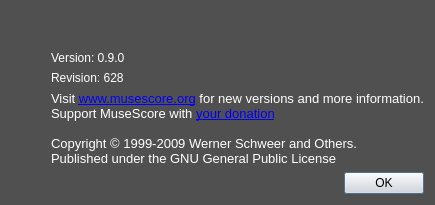
Old version of the form mscore/mscore/aboutbox.ui in the repository musescore/musescore-old.
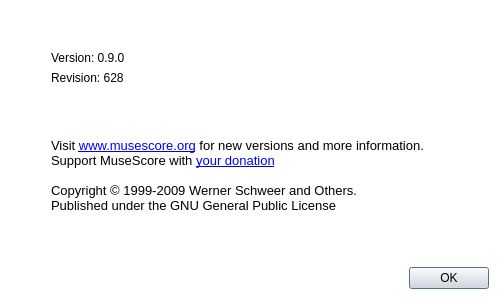
New version of the form. Icons and pictures are not drawn.

Patch:
```diff
--- a/mscore/mscore/aboutbox.ui
+++ b/mscore/mscore/aboutbox.ui
@@ -22,9 +22,9 @@
      <colorrole role="WindowText">
       <brush brushstyle="SolidPattern">
        <color alpha="255">
-        <red>255</red>
-        <green>255</green>
-        <blue>255</blue>
+        <red>0</red>
+        <green>0</green>
+        <blue>0</blue>
        </color>
       </brush>
      </colorrole>
@@ -76,9 +76,9 @@
      <colorrole role="Text">
       <brush brushstyle="SolidPattern">
        <color alpha="255">
-        <red>255</red>
-        <green>255</green>
-        <blue>255</blue>
+        <red>0</red>
+        <green>0</green>
+        <blue>0</blue>
        </color>
       </brush>
      </colorrole>
@@ -103,18 +103,18 @@
      <colorrole role="Base">
       <brush brushstyle="SolidPattern">
        <color alpha="255">
-        <red>80</red>
-        <green>80</green>
-        <blue>80</blue>
+        <red>255</red>
+        <green>255</green>
+        <blue>255</blue>
        </color>
       </brush>
      </colorrole>
      <colorrole role="Window">
       <brush brushstyle="SolidPattern">
        <color alpha="255">
-        <red>80</red>
-        <green>80</green>
-        <blue>80</blue>
+        <red>255</red>
+        <green>255</green>
+        <blue>255</blue>
        </color>
       </brush>
      </colorrole>
@@ -177,9 +177,9 @@
      <colorrole role="WindowText">
       <brush brushstyle="SolidPattern">
        <color alpha="255">
-        <red>255</red>
-        <green>255</green>
-        <blue>255</blue>
+        <red>0</red>
+        <green>0</green>
+        <blue>0</blue>
        </color>
       </brush>
      </colorrole>
@@ -231,9 +231,9 @@
      <colorrole role="Text">
       <brush brushstyle="SolidPattern">
        <color alpha="255">
-        <red>255</red>
-        <green>255</green>
-        <blue>255</blue>
+        <red>0</red>
+        <green>0</green>
+        <blue>0</blue>
        </color>
       </brush>
      </colorrole>
@@ -258,18 +258,18 @@
      <colorrole role="Base">
       <brush brushstyle="SolidPattern">
        <color alpha="255">
-        <red>80</red>
-        <green>80</green>
-        <blue>80</blue>
+        <red>255</red>
+        <green>255</green>
+        <blue>255</blue>
        </color>
       </brush>
      </colorrole>
      <colorrole role="Window">
       <brush brushstyle="SolidPattern">
        <color alpha="255">
-        <red>80</red>
-        <green>80</green>
-        <blue>80</blue>
+        <red>255</red>
+        <green>255</green>
+        <blue>255</blue>
        </color>
       </brush>
      </colorrole>
@@ -413,18 +413,18 @@
      <colorrole role="Base">
       <brush brushstyle="SolidPattern">
        <color alpha="255">
-        <red>80</red>
-        <green>80</green>
-        <blue>80</blue>
+        <red>255</red>
+        <green>255</green>
+        <blue>255</blue>
        </color>
       </brush>
      </colorrole>
      <colorrole role="Window">
       <brush brushstyle="SolidPattern">
        <color alpha="255">
-        <red>80</red>
-        <green>80</green>
-        <blue>80</blue>
+        <red>255</red>
+        <green>255</green>
+        <blue>255</blue>
        </color>
       </brush>
      </colorrole>
@@ -486,18 +486,9 @@
    </palette>
   </property>
   <property name="windowTitle">
-   <string>About MuseScore</string>
-  </property>
-  <property name="autoFillBackground">
-   <bool>true</bool>
-  </property>
-  <property name="modal">
-   <bool>true</bool>
+   <string>AboutBox</string>
   </property>
   <layout class="QVBoxLayout">
-   <property name="sizeConstraint">
-    <enum>QLayout::SetFixedSize</enum>
-   </property>
    <item>
     <layout class="QVBoxLayout">
      <item>
```
Left out of the diff: 11 changed lines with no effect on the pictures.
